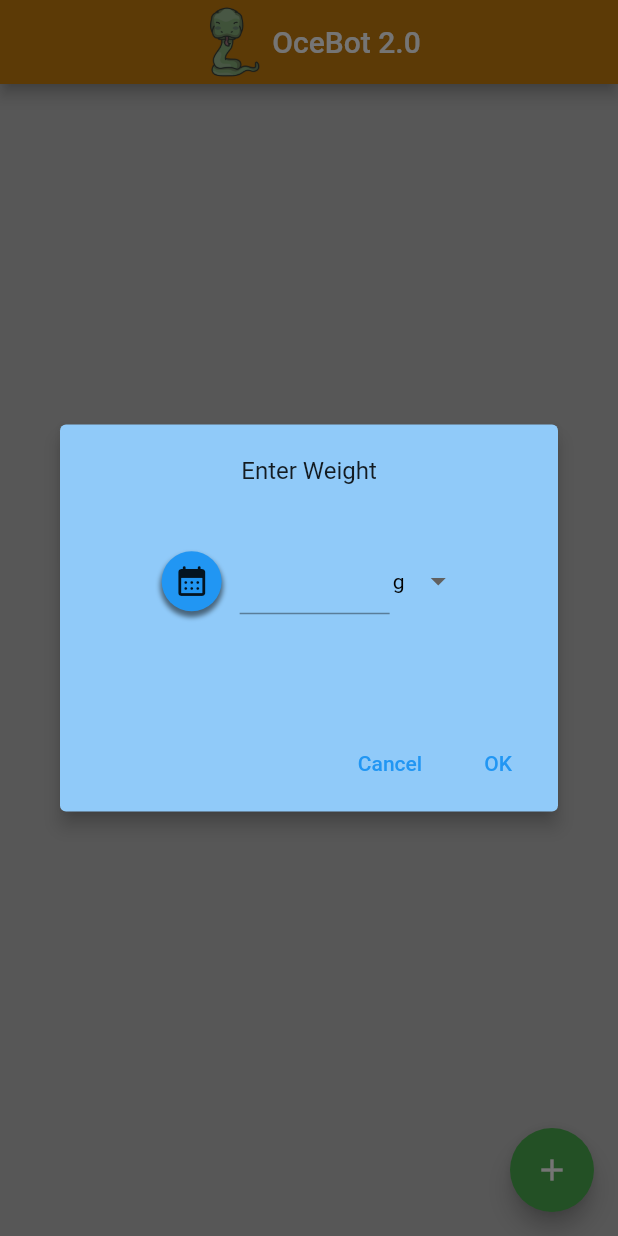
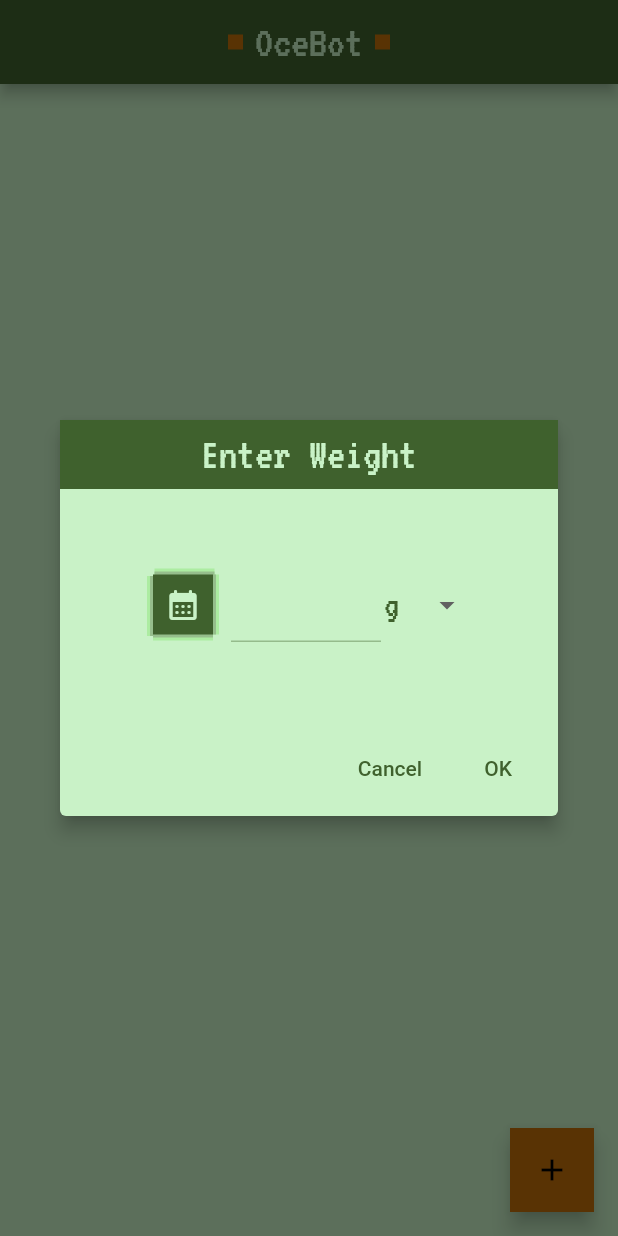
Before and after one commit to dompetriella/0cebot2, a Flutter app: the screen it shows after launch, after a tap on the "add" icon, on a phone screen of 412 x 824 dp. Run offline on Flutter 3.47's test engine with Material 2 defaults, Android fonts, the light colour scheme and no system bars; our stand-ins replace google_fonts, sqflite; accounts and stored records are empty; Roboto replaces fonts that are missing (Montserrat).

Commit message:
added color palettes and themes

```diff
--- a/lib/entry_form.dart
+++ b/lib/entry_form.dart
@@ -1,7 +1,7 @@
 import 'package:flutter/material.dart';
-import 'package:flutter/src/foundation/key.dart';
-import 'package:flutter/src/widgets/framework.dart';
+import 'package:google_fonts/google_fonts.dart';
 import 'package:ocebot/themes.dart';
+import 'package:sqflite/sqflite.dart';
 
 class EntryForm extends StatefulWidget {
   const EntryForm({Key? key}) : super(key: key);
@@ -11,76 +11,151 @@ class EntryForm extends StatefulWidget {
 }
 
 class _EntryFormState extends State<EntryForm> {
-
-  DateTime dateTime = DateTime.now();
-  double weightEntry = 0;
-  String unit = 'g';
+  DateTime entryDateTime = DateTime.now();
+  String entryWeight = "";
+  String entryUnits = 'g';
+  TextEditingController textEditingController = TextEditingController();
+  double displayWidth = 350;
+  double displayHeight = 200;
 
   @override
   Widget build(BuildContext context) {
     return AlertDialog(
-
-      backgroundColor: OcebotTheme.darkTheme.backgroundColor,
+      contentPadding: EdgeInsets.zero,
+      backgroundColor: OcebotTheme.backgroundColor,
       elevation: 5.0,
+      titleTextStyle: GoogleFonts.vt323(),
       actions: [
         TextButton(
           onPressed: () => Navigator.pop(context, 'Cancel'),
           child: const Text('Cancel'),
         ),
-
         TextButton(
-        onPressed: () => Navigator.pop(context, 'OK'),
+          onPressed: () => {
+            print("OK"),
+            Navigator.pop(context, 'OK'),
+          },
           child: const Text('OK'),
         ),
       ],
       content: SizedBox(
-        width: 300,
-        height: 150,
+        width: displayWidth,
+        height: displayHeight,
         child: Column(
           crossAxisAlignment: CrossAxisAlignment.center,
-          mainAxisAlignment: MainAxisAlignment.center,
+          mainAxisAlignment: MainAxisAlignment.start,
           children: [
-            Text("Enter Weight"),
-            Padding(
-              padding: const EdgeInsets.all(30.0),
+            Container(
+                width: displayWidth,
+                color: OcebotTheme.primaryColor,
+                child: Padding(
+                  padding: const EdgeInsets.all(8.0),
+                  child: Center(
+                    child: Text("Enter Weight",
+                        style:
+                            OcebotTheme.lightTheme.primaryTextTheme.headline3),
+                  ),
+                )),
+            Expanded(
               child: Row(
                 mainAxisAlignment: MainAxisAlignment.center,
                 children: [
                   GestureDetector(
                     onTap: () {
                       showDatePicker(
+                              builder: (context, child) {
+                                return Theme(data: OcebotTheme.lightTheme, child: child!);
+                              },
                               context: context,
                               initialDate: DateTime.now(),
                               firstDate: DateTime(2019),
                               lastDate: DateTime(2100))
                           .then((date) {
                         setState(() {
-                          dateTime = date!;
+                          entryDateTime = date ?? DateTime.now();
                         });
                       });
                     },
                     child: Container(
                         padding: EdgeInsets.all(8),
                         decoration: BoxDecoration(
-                        color: Colors.blue,
-                        shape: BoxShape.circle,
-                        boxShadow: [BoxShadow(
-                        color: Colors.black.withOpacity(0.5),
-                        spreadRadius: 1,
-                        blurRadius: 2,
-                        offset: Offset(0, 3), // changes position of shadow
-                        )]
+                            color: OcebotTheme.primaryColor,
+                            shape: BoxShape.rectangle,
+                            boxShadow: [
+                              BoxShadow(
+                                color: OcebotTheme.tertiaryColor,
+                                spreadRadius: 0,
+                                blurRadius: 0,
+                                offset:
+                                    Offset(-4, 1), // changes position of shadow
                               ),
-                      child: Icon(Icons.calendar_month_rounded)),
+                              BoxShadow(
+                                color: OcebotTheme.tertiaryColor,
+                                spreadRadius: 0,
+                                blurRadius: 0,
+                                offset:
+                                    Offset(4, 0), // changes position of shadow
+                              ),
+                              BoxShadow(
+                                color: OcebotTheme.tertiaryColor,
+                                spreadRadius: 0,
+                                blurRadius: 0,
+                                offset:
+                                    Offset(1, -4), // changes position of shadow
+                              ),
+                              BoxShadow(
+                                color: OcebotTheme.tertiaryColor,
+                                spreadRadius: 0,
+                                blurRadius: 0,
+                                offset:
+                                    Offset(0, 4), // changes position of shadow
+                              ),
+                              BoxShadow(
+                                color: OcebotTheme.secondaryColor,
+                                spreadRadius: 0,
+                                blurRadius: 0,
+                                offset:
+                                    Offset(-2, 1), // changes position of shadow
+                              ),
+                              BoxShadow(
+                                color: OcebotTheme.secondaryColor,
+                                spreadRadius: 0,
+                                blurRadius: 0,
+                                offset:
+                                    Offset(2, 0), // changes position of shadow
+                              ),
+                              BoxShadow(
+                                color: OcebotTheme.secondaryColor,
+                                spreadRadius: 0,
+                                blurRadius: 0,
+                                offset:
+                                    Offset(1, -2), // changes position of shadow
+                              ),
+                              BoxShadow(
+                                color: OcebotTheme.secondaryColor,
+                                spreadRadius: 0,
+                                blurRadius: 0,
+                                offset:
+                                    Offset(0, 2), // changes position of shadow
+                              ),
+                            ]),
+                        child: Icon(
+                            color: OcebotTheme.backgroundColor,
+                            Icons.calendar_month_rounded)),
                   ),
                   Padding(
-                    padding: const EdgeInsets.fromLTRB(12, 8, 2, 12),
+                    padding: EdgeInsets.fromLTRB(12, 8, 2, 12),
                     child: SizedBox(
                       width: 100,
                       child: TextField(
+                        style: OcebotTheme.lightTheme.primaryTextTheme.displayMedium,
                         textAlign: TextAlign.center,
-                        decoration: InputDecoration(
-                        ),
+                        controller: textEditingController,
+                        onChanged: (text) {
+                          setState(() {
+                            entryWeight = text;
+                          });
+                        },
                       ),
                     ),
                   ),
@@ -111,17 +186,14 @@ class _MyStatefulWidgetState extends State<UnitsDropDown> {
       focusColor: Colors.transparent,
       value: dropdownValue,
       elevation: 16,
-      style: const TextStyle(color: Colors.black),
-      underline: Container(
-        height: 10,
-        color: Colors.transparent
-      ),
-      onChanged: (String? newValue) {
+      style: GoogleFonts.vt323(fontSize: 25, color: OcebotTheme.primaryColor),
+      underline: Container(height: 10, color: Colors.transparent),
+      onChanged: (String? entryUnits) {
         setState(() {
-          dropdownValue = newValue!;
+          dropdownValue = entryUnits!;
         });
       },
-      items: <String>['g','kg', 'lbs', 'oz']
+      items: <String>['g', 'kg', 'lbs', 'oz']
           .map<DropdownMenuItem<String>>((String value) {
         return DropdownMenuItem<String>(
           value: value,
--- a/lib/main.dart
+++ b/lib/main.dart
@@ -9,14 +9,13 @@ void main() {
 class MyApp extends StatelessWidget {
   const MyApp({Key? key}) : super(key: key);
 
-
   // This widget is the root of your application.
   @override
   Widget build(BuildContext context) {
     return MaterialApp(
-      title: 'Flutter Demo',
-      theme: OcebotTheme.darkTheme,
-      home: const MyHomePage(title: 'OceBot 2.0'),
+      title: 'Ocebot',
+      theme: OcebotTheme.lightTheme,
+      home: const MyHomePage(title: 'OceBot'),
     );
   }
 }
@@ -48,30 +47,43 @@ class _MyHomePageState extends State<MyHomePage> {
   Widget build(BuildContext context) {
     return Scaffold(
       appBar: AppBar(
-        title: Row(mainAxisAlignment: MainAxisAlignment.center,
+          title: Row(
+        mainAxisAlignment: MainAxisAlignment.center,
         children: [
-          Image.asset('assets/images/snek.png',
-          height: 50,
+          Padding(
+            padding: const EdgeInsets.all(8.0),
+            child: Container(
+              height: 10,
+              width: 10,
+              decoration: BoxDecoration(
+                  shape: BoxShape.rectangle, color: OcebotTheme.accentColor),
+            ),
           ),
           Text(widget.title),
+          Padding(
+            padding: const EdgeInsets.all(8.0),
+            child: Container(
+              height: 10,
+              width: 10,
+              decoration: BoxDecoration(
+                  shape: BoxShape.rectangle, color: OcebotTheme.accentColor),
+            ),
+          ),
         ],
-      )
-      ),
+      )),
       body: Center(
         child: Column(
+
           mainAxisAlignment: MainAxisAlignment.center,
-          children: [
-            Text(
-            style: OcebotTheme.darkTheme.primaryTextTheme.headline1,
-            "No Data Yet!")
-          ],
+          children: [Text("No Data Yet!", style: OcebotTheme.lightTheme.primaryTextTheme.headline1)],
         ),
       ),
       floatingActionButton: FloatingActionButton(
+        shape: RoundedRectangleBorder(),
         onPressed: () => showDialog(
-          barrierDismissible: false,
-          context: context,
-          builder: (BuildContext context) => EntryForm()),
+            barrierDismissible: false,
+            context: context,
+            builder: (BuildContext context) => EntryForm()),
         tooltip: 'Create New Entry',
         child: const Icon(Icons.add),
       ), // This trailing comma makes auto-formatting nicer for build methods.
--- a/lib/themes.dart
+++ b/lib/themes.dart
@@ -1,28 +1,53 @@
 import 'package:flutter/material.dart';
+import 'package:google_fonts/google_fonts.dart';
 
 class OcebotTheme {
 
-  static Color backgroundColor = Colors.black38;
-  static Color primaryColor = Color.fromARGB(255, 200, 126, 14);
-  static Color accentColor = Colors.green;
+  static Color primaryColor = Color(0xff3F612D);
+  static Color secondaryColor = Color(0xff96BE8C);
+  static Color tertiaryColor = Color(0xffACECA1);
+  static Color backgroundColor = Color(0xffC9F2C7);
+  static Color accentColor = Color(0xffC36F09);
+  static Color textColor = Colors.black;
 
-  static ThemeData get darkTheme
+  static ThemeData get lightTheme
   { //1
     return ThemeData( //2
       primaryColor: primaryColor,
+      backgroundColor: backgroundColor,
+      colorScheme: ColorScheme.light(
+        primary: primaryColor,
+        secondary: backgroundColor,
+        onSurface: primaryColor,
+        surface: backgroundColor
+      ),
+      dialogBackgroundColor: backgroundColor,
       appBarTheme: AppBarTheme(
         backgroundColor: primaryColor,
-        foregroundColor: Colors.white,
+        foregroundColor: backgroundColor,
+        titleTextStyle: GoogleFonts.vt323(
+          color: backgroundColor,
+          fontSize: 30
+        )
+
       ),
       primaryTextTheme: TextTheme(
-        headline1: TextStyle(
-          color: Colors.white
+        headline1: GoogleFonts.vt323(
+          fontSize: 40,
+          color: primaryColor
+        ),
+        headline2: GoogleFonts.vt323(
+          fontSize: 30,
+          color: primaryColor
+        ),
+        headline3: GoogleFonts.vt323(
+          fontSize: 30,
+          color: backgroundColor
         ),
       ),
-      scaffoldBackgroundColor: Colors.black26,
-      fontFamily: 'Montserrat', //3
+      scaffoldBackgroundColor: backgroundColor,
       buttonTheme: ButtonThemeData( // 4
-        shape: RoundedRectangleBorder(borderRadius: BorderRadius.circular(18.0)),
+        shape: RoundedRectangleBorder(borderRadius: BorderRadius.zero),
         buttonColor: accentColor,
       ),
       floatingActionButtonTheme: FloatingActionButtonThemeData(
--- a/pubspec.yaml
+++ b/pubspec.yaml
@@ -34,6 +34,9 @@ dependencies:
   # The following adds the Cupertino Icons font to your application.
   # Use with the CupertinoIcons class for iOS style icons.
   cupertino_icons: ^1.0.2
+  sqflite: ^2.0.2+1
+  path_provider: ^2.0.10
+  google_fonts: ^3.0.1
 
 dev_dependencies:
   flutter_test:
```
Also changed, not shown: pubspec.lock, 8 other files. Lines whose indentation alone changed are shown as unchanged.
